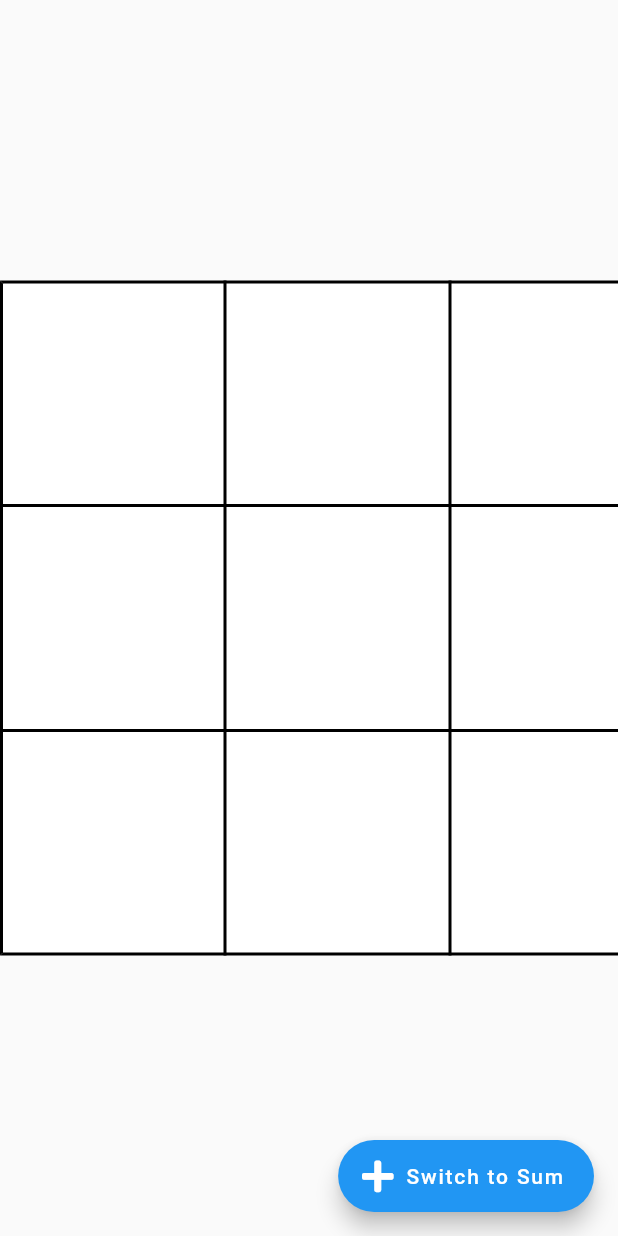
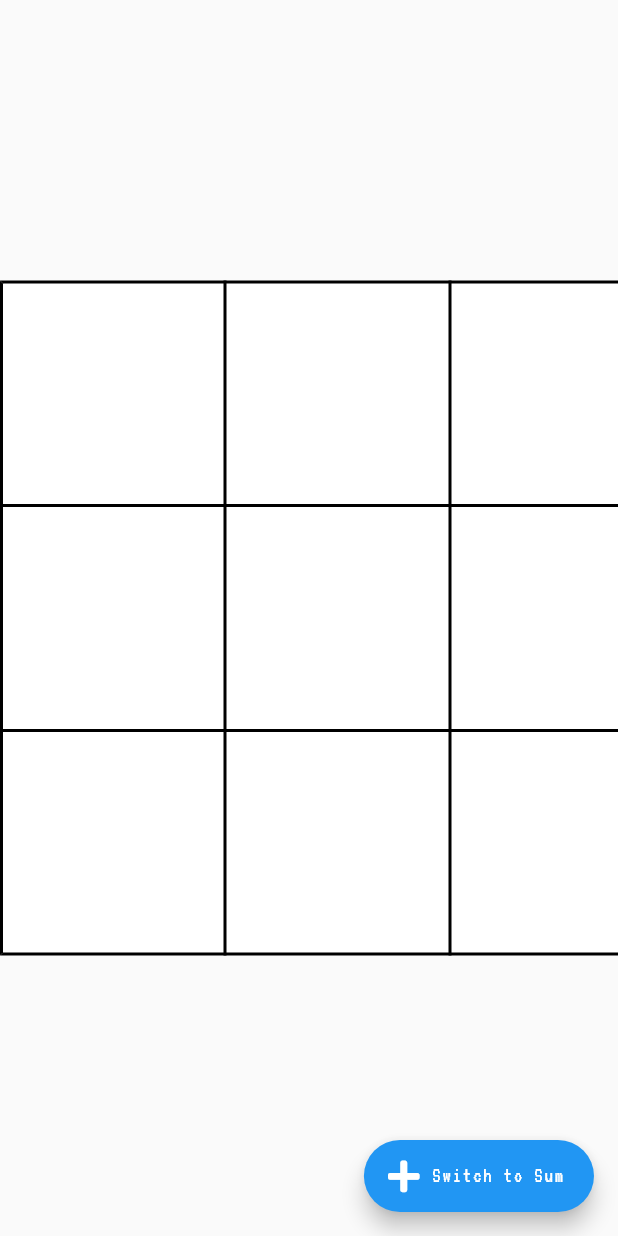
Before and after one commit to msthoma/neurolog_flutter_demo, a Flutter app: the screen it shows after launch, after a tap on "Switch to Tic-Tac-Toe", on a phone screen of 412 x 824 dp. Run offline on Flutter 3.47's test engine with Material 2 defaults, Android fonts, the phone set to English and light mode, and no system bars; our stand-ins replace dio, flutter_markdown, font_awesome_flutter, google_fonts.

Commit message:
set font for entire app

```diff
--- a/lib/main.dart
+++ b/lib/main.dart
@@ -4,11 +4,20 @@ import 'dart:ui';
 import 'package:dio/dio.dart';
 import 'package:flutter/material.dart';
 import 'package:flutter/services.dart';
+import 'package:flutter_markdown/flutter_markdown.dart';
 import 'package:font_awesome_flutter/font_awesome_flutter.dart';
 import 'package:google_fonts/google_fonts.dart';
 import 'package:http_parser/http_parser.dart';
 import 'package:neurolog_flutter_demo/resources/resources.dart';
 import 'package:neurolog_flutter_demo/tic_tac_toe.dart';
+
+const String _instructions = """
+- First
+- Second
+
+1. dfs
+2. 454354
+""";
 
 const double canvasSize = 200.0;
 
@@ -45,7 +54,10 @@ class MyApp extends StatelessWidget {
     return MaterialApp(
       title: 'NeuroLog: A Neural-Symbolic System',
       debugShowCheckedModeBanner: false,
-      theme: ThemeData(primarySwatch: Colors.blue),
+      theme: ThemeData(
+        primarySwatch: Colors.blue,
+        textTheme: GoogleFonts.vt323TextTheme(Theme.of(context).textTheme),
+      ),
       home: MyHomePage(title: 'NeuroLog'),
       // home: MyHomePage(),
     );
@@ -134,6 +146,14 @@ class _MyHomePageState extends State<MyHomePage> {
                       ),
                     ),
                   ),
+                  Spacer(),
+                  Container(
+                      height: 200,
+                      width: 600,
+                      decoration: BoxDecoration(
+                        border: Border.all(width: 2.0, color: Colors.blue),
+                      ),
+                      child: Markdown(data: _instructions)),
                   Spacer(),
                   Row(
                     children: [
```
